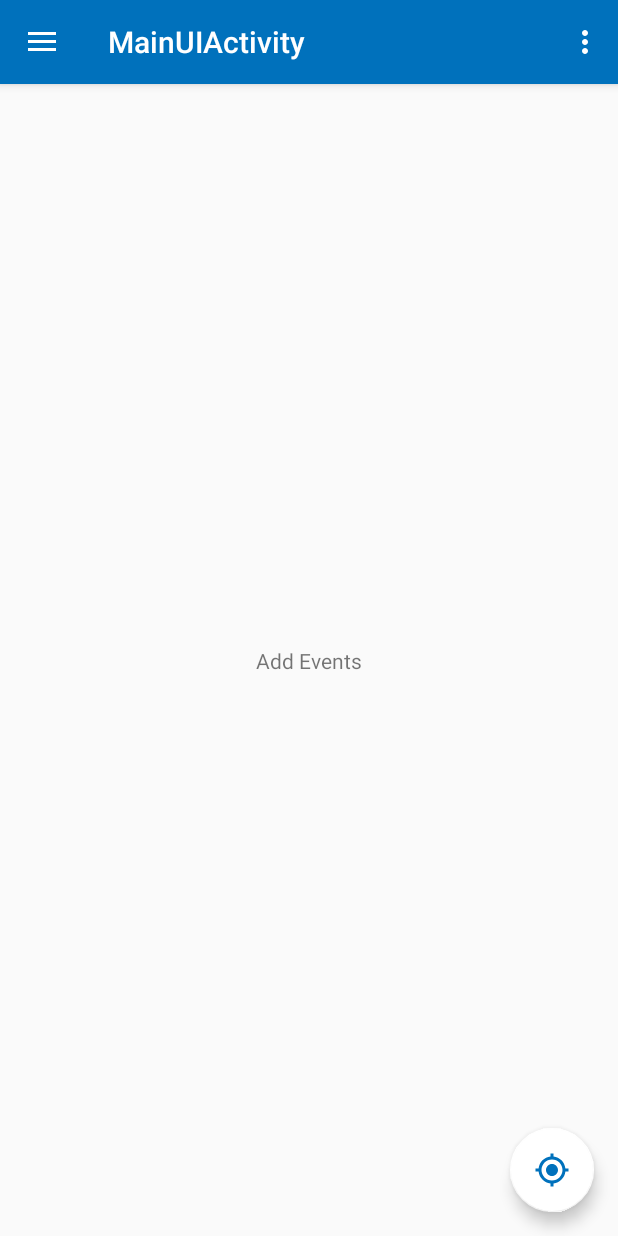
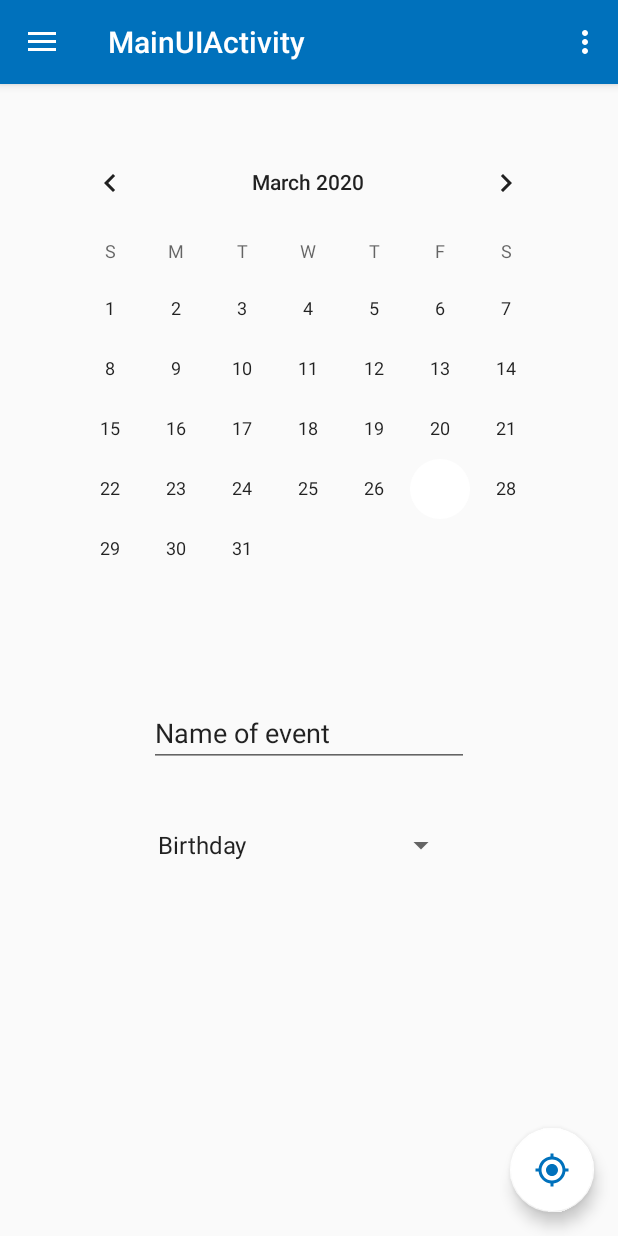
Before and after one commit to Dei-Gee/FunFindr, an Android app: the fragment EventsFormFragment placed in its activity, on a phone screen of 412 x 824 dp. Run offline under Robolectric (Android 15) with nearby library versions, the light colour scheme and no system bars.

Commit message:
fixed backstack issue for child fragments. building events form fragment

```diff
--- a/app/src/main/java/com/example/funfindr/utilites/FragmentHandler.java
+++ b/app/src/main/java/com/example/funfindr/utilites/FragmentHandler.java
@@ -8,6 +8,7 @@ import androidx.fragment.app.Fragment;
 import androidx.fragment.app.FragmentManager;
 
 import com.example.funfindr.R;
+import com.example.funfindr.fragments.EventsFormFragment;
 import com.example.funfindr.fragments.EventsFragment;
 import com.example.funfindr.fragments.FavoritesFragment;
 import com.example.funfindr.fragments.GoogleMapFragment;
@@ -88,7 +89,7 @@ public class FragmentHandler {
             Drawable drawable = ctx.getResources().getDrawable(R.drawable.ic_add_blue_24dp);
             f.setImageDrawable(drawable);
         }
-        else {
+        else if(EventsFormFragment.class.isInstance(currFrag)) {
             f.setVisibility(View.INVISIBLE);
         }
 
@@ -104,7 +105,7 @@ public class FragmentHandler {
 
         if(fragClass.isInstance(this.currentFragment))
         {
-            this.fragmentManager.beginTransaction().replace(R.id.content_frame, newFrag).commit();;
+            this.fragmentManager.beginTransaction().replace(R.id.content_frame, newFrag).addToBackStack("tag").commit();;
         }
 
     }
--- a/app/src/main/res/layout/fragment_events_form.xml
+++ b/app/src/main/res/layout/fragment_events_form.xml
@@ -1,18 +1,57 @@
 <?xml version="1.0" encoding="utf-8"?>
-<androidx.constraintlayout.widget.ConstraintLayout
+<ScrollView
     xmlns:android="http://schemas.android.com/apk/res/android"
     xmlns:app="http://schemas.android.com/apk/res-auto"
     xmlns:tools="http://schemas.android.com/tools"
     android:layout_width="match_parent"
-    android:layout_height="match_parent">
+    android:layout_height="match_parent"
+    app:layout_constraintBottom_toBottomOf="parent"
+    app:layout_constraintEnd_toEndOf="parent"
+    app:layout_constraintStart_toStartOf="parent"
+    app:layout_constraintTop_toTopOf="parent">
 
-    <TextView
-        android:id="@+id/textView"
-        android:layout_width="wrap_content"
-        android:layout_height="wrap_content"
-        android:text="Add Events"
-        app:layout_constraintBottom_toBottomOf="parent"
-        app:layout_constraintEnd_toEndOf="parent"
-        app:layout_constraintStart_toStartOf="parent"
-        app:layout_constraintTop_toTopOf="parent" />
-</androidx.constraintlayout.widget.ConstraintLayout>
+    <androidx.constraintlayout.widget.ConstraintLayout
+        android:layout_width="match_parent"
+        android:layout_height="match_parent">
+
+        <CalendarView
+            android:id="@+id/calendarView"
+            android:layout_width="wrap_content"
+            android:layout_height="wrap_content"
+            android:layout_marginTop="32dp"
+            app:layout_constraintEnd_toEndOf="parent"
+            app:layout_constraintHorizontal_bias="0.491"
+            app:layout_constraintStart_toStartOf="parent"
+            app:layout_constraintTop_toTopOf="parent" />
+
+        <EditText
+            android:id="@+id/editTextEventName"
+            android:layout_width="wrap_content"
+            android:layout_height="wrap_content"
+            android:layout_marginTop="40dp"
+            android:ems="10"
+            android:inputType="textPersonName"
+            android:text="@string/enter_event_name"
+            app:layout_constraintEnd_toEndOf="parent"
+            app:layout_constraintStart_toStartOf="parent"
+            app:layout_constraintTop_toBottomOf="@+id/calendarView" />
+
+        <Spinner
+            android:id="@+id/spinnerEventType"
+            android:layout_width="207dp"
+            android:layout_height="40dp"
+            android:layout_marginTop="32dp"
+            android:layout_marginBottom="32dp"
+            android:entries="@array/event_types"
+            android:prompt="@string/select_event_type"
+            android:spinnerMode="dialog"
+            app:layout_constraintBottom_toBottomOf="parent"
+            app:layout_constraintEnd_toEndOf="parent"
+            app:layout_constraintHorizontal_bias="0.476"
+            app:layout_constraintStart_toStartOf="parent"
+            app:layout_constraintTop_toBottomOf="@+id/editTextEventName"
+            app:layout_constraintVertical_bias="1.0" />
+
+    </androidx.constraintlayout.widget.ConstraintLayout>
+
+</ScrollView>
--- a/app/src/main/res/values/strings.xml
+++ b/app/src/main/res/values/strings.xml
@@ -59,4 +59,19 @@
     <string name="text_event_time">8:30 PM (20-Mar-2020)</string>
     <string name="type_event">Event Type</string>
     <string name="text_event_location">Location</string>
+    <string name="enter_event_name">Name of event</string>
+    <string name="select_event_type">Type of event</string>
+
+    <!-- Events Types Array -->
+    <string-array name="event_types">
+        <item>Birthday</item>
+        <item>Breakfast</item>
+        <item>Brunch</item>
+        <item>Date</item>
+        <item>Dinner</item>
+        <item>Hangout</item>
+        <item>Lunch</item>
+        <item>Party</item>
+        <item>Workout</item>
+    </string-array>
 </resources>
```
